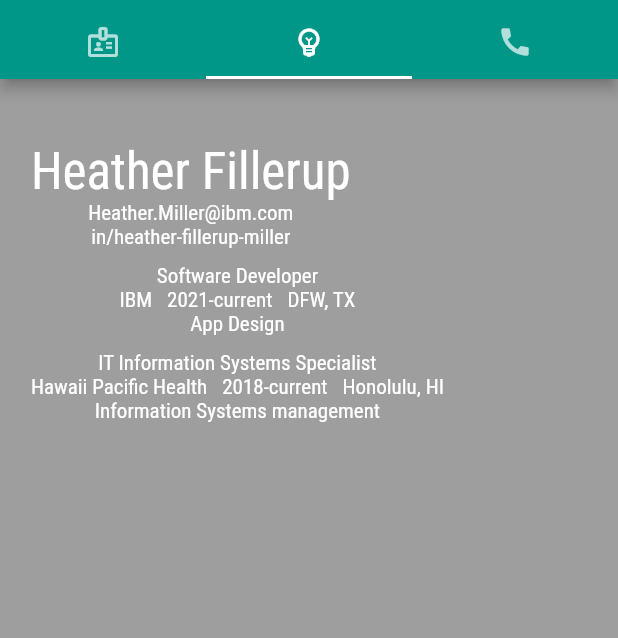
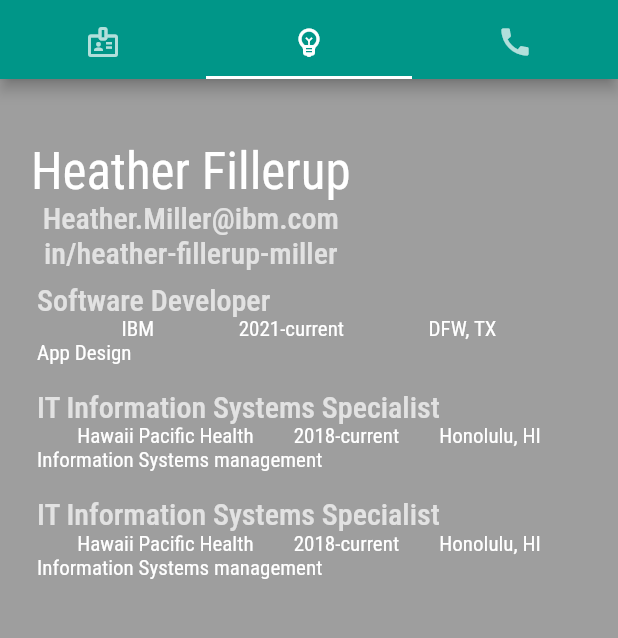
Before and after one commit to heather-fillerup-miller/call_me_maybe, a Flutter app: the screen it shows after launch, tab 2 chosen, on a phone screen of 412 x 824 dp, the part 41-679 px from its top. Run offline on Flutter 3.47's test engine with Material 2 defaults, Android fonts, the phone set to English and light mode, and no system bars; Roboto replaces fonts that are missing (Roboto Condensed).

Commit message:
Resume Page no overflow

```diff
--- a/lib/components/build_resume.dart
+++ b/lib/components/build_resume.dart
@@ -18,17 +18,12 @@ class _BuildResumeState extends State<BuildResume> {
     return (Column(
       children: [
         Row(children: [
-          Row(
-            children: [
           ResumeHeader(resume: widget.resume),
-            ],
-          ),
         ]),
         Row(
           children: [
-            Column(
-                mainAxisAlignment: MainAxisAlignment.start,
-                children: jobPositions(widget.resume))
+            Expanded(
+                child: Column(children: jobPositions(widget.resume, context)))
           ],
         )
       ],
@@ -37,28 +32,33 @@ class _BuildResumeState extends State<BuildResume> {
 }
 
 // create a Job Position for each job in resume
-List<Widget> jobPositions(ResumeDetails resume) {
+List<Widget> jobPositions(ResumeDetails resume, BuildContext context) {
   final jobs = <Widget>[];
+  final titleHeader = Theme.of(context).textTheme.headline6;
+  double horizontalPadding(BuildContext context) =>
+      MediaQuery.of(context).size.width * 0.01;
+  double verticalPadding(BuildContext context) =>
+      MediaQuery.of(context).size.height * 0.01;
 
   if (resume.positions.isNotEmpty) {
     for (var jobPosition in resume.positions) {
-      jobs.add(Column(
+      jobs.add(Padding(
+        padding: EdgeInsets.symmetric(
+            horizontal: horizontalPadding(context),
+            vertical: verticalPadding(context)),
+        child: Column(
           children: [
-          Row(
-            children: [
-              SizedBox(
-                height: 10,
+            Row(children: [
+              Text(
+                jobPosition.jobTitle,
+                style: titleHeader,
               )
-            ],
-          ),
-          Row(children: [Text(jobPosition.jobTitle)]),
+            ]),
             Row(
               mainAxisAlignment: MainAxisAlignment.spaceEvenly,
               children: [
                 Text(jobPosition.company),
-              SizedBox(width: 10),
                 Text(jobPosition.employmentDates),
-              SizedBox(width: 10),
                 Text(jobPosition.location)
               ],
             ),
@@ -66,6 +66,7 @@ List<Widget> jobPositions(ResumeDetails resume) {
               children: [Text(jobPosition.description)],
             ),
           ],
+        ),
       ));
     }
   }
--- a/lib/components/resume_header.dart
+++ b/lib/components/resume_header.dart
@@ -9,7 +9,7 @@ class ResumeHeader extends StatelessWidget {
   @override
   Widget build(BuildContext context) {
     final nameHeader = Theme.of(context).textTheme.headline4;
-    final urlEmailHeader = Theme.of(context).textTheme.bodyText2;
+    final subtitleHeader = Theme.of(context).textTheme.headline6;
 
     return Column(
       children: [
@@ -24,12 +24,14 @@ class ResumeHeader extends StatelessWidget {
             Row(children: [
               Text(
                 resume.getEmail,
+                style: subtitleHeader,
               ),
             ]),
             Row(
               children: [
                 Text(
                   resume.getShortUrl,
+                  style: subtitleHeader,
                 ),
               ],
             )
--- a/lib/main.dart
+++ b/lib/main.dart
@@ -36,6 +36,12 @@ void main() {
             company: 'Hawaii Pacific Health',
             employmentDates: '2018-current',
             location: 'Honolulu, HI',
+            description: 'Information Systems management'),
+        PriorPosition(
+            jobTitle: 'IT Information Systems Specialist',
+            company: 'Hawaii Pacific Health',
+            employmentDates: '2018-current',
+            location: 'Honolulu, HI',
             description: 'Information Systems management')
       ])));
 }
--- a/lib/main_tab_controller.dart
+++ b/lib/main_tab_controller.dart
@@ -32,7 +32,7 @@ class MainTabController extends StatelessWidget {
             body: TabBarView(children: [
               BusinessCardScreen(contact: resume.getContact),
               ResumeScreen(resume: resume),
-              Predictor()
+              const Predictor()
             ])));
   }
 }
--- a/lib/screens/resume_screen.dart
+++ b/lib/screens/resume_screen.dart
@@ -14,16 +14,12 @@ class ResumeScreen extends StatelessWidget {
     double verticalPadding(BuildContext context) =>
         MediaQuery.of(context).size.height * 0.05;
 
-    final nameHeader = Theme.of(context).textTheme.headline4;
-    final urlEmailHeader = Theme.of(context).textTheme.bodyText2;
-
     return LayoutBuilder(
-        builder: (BuildContext context, BoxConstraints viewportConstraints) {
+        builder: (BuildContext context, BoxConstraints constraints) {
       return SingleChildScrollView(
+        scrollDirection: Axis.vertical,
         child: ConstrainedBox(
-          constraints: BoxConstraints(
-            maxWidth: viewportConstraints.maxWidth,
-          ),
+          constraints: BoxConstraints(maxWidth: constraints.maxWidth),
           child: Padding(
               padding: EdgeInsets.symmetric(
                 horizontal: horizontalPadding(context),
```
Lines whose indentation alone changed are shown as unchanged.
